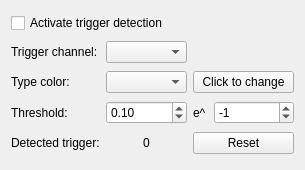
The window that libraries/disp/viewers/formfiles/triggerdetectionview.ui (mne-tools/mne-cpp) describes before a commit, drawn with Qt 5.
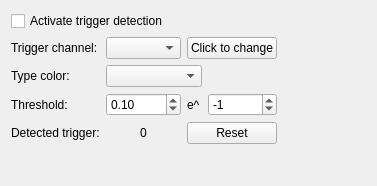
The same window after the commit.

Commit message: ENH: Add new scaling view ui file. Change some ui layouts. Make HPi plugin compile.

What changed in the file:
```diff
--- a/libraries/disp/viewers/formfiles/triggerdetectionview.ui
+++ b/libraries/disp/viewers/formfiles/triggerdetectionview.ui
@@ -6,8 +6,8 @@
    <rect>
     <x>0</x>
     <y>0</y>
-    <width>305</width>
-    <height>170</height>
+    <width>377</width>
+    <height>186</height>
    </rect>
   </property>
   <property name="sizePolicy">
@@ -29,6 +29,15 @@
    <string notr="true"/>
   </property>
   <layout class="QGridLayout" name="gridLayout">
+   <item row="0" column="0">
+    <layout class="QGridLayout" name="gridLayout_2">
+     <item row="1" column="0">
+      <widget class="QLabel" name="label_4">
+       <property name="text">
+        <string>Trigger channel:</string>
+       </property>
+      </widget>
+     </item>
    <item row="4" column="1">
     <widget class="QLabel" name="m_label_numberDetectedTriggers">
      <property name="text">
@@ -39,6 +48,13 @@
      </property>
     </widget>
    </item>
+     <item row="4" column="0">
+      <widget class="QLabel" name="label_9">
+       <property name="text">
+        <string>Detected trigger:</string>
+       </property>
+      </widget>
+     </item>
    <item row="3" column="1">
     <widget class="QDoubleSpinBox" name="m_doubleSpinBox_detectionThresholdFirst">
      <property name="minimum">
@@ -55,32 +71,6 @@
      </property>
     </widget>
    </item>
-   <item row="3" column="2">
-    <widget class="QLabel" name="label_6">
-     <property name="maximumSize">
-      <size>
-       <width>15</width>
-       <height>16777215</height>
-      </size>
-     </property>
-     <property name="text">
-      <string>e^</string>
-     </property>
-    </widget>
-   </item>
-   <item row="3" column="3">
-    <widget class="QSpinBox" name="m_spinBox_detectionThresholdSecond">
-     <property name="minimum">
-      <number>-100</number>
-     </property>
-     <property name="maximum">
-      <number>100</number>
-     </property>
-     <property name="value">
-      <number>-1</number>
-     </property>
-    </widget>
-   </item>
    <item row="2" column="0">
     <widget class="QLabel" name="label">
      <property name="text">
@@ -88,19 +78,9 @@
      </property>
     </widget>
    </item>
-   <item row="1" column="0">
-    <widget class="QLabel" name="label_4">
-     <property name="text">
-      <string>Trigger channel:</string>
-     </property>
-    </widget>
-   </item>
    <item row="1" column="1">
     <widget class="QComboBox" name="m_comboBox_triggerChannels"/>
    </item>
-   <item row="2" column="1">
-    <widget class="QComboBox" name="m_comboBox_triggerColorType"/>
-   </item>
    <item row="3" column="0">
     <widget class="QLabel" name="label_5">
      <property name="text">
@@ -108,20 +88,6 @@
      </property>
     </widget>
    </item>
-   <item row="4" column="0">
-    <widget class="QLabel" name="label_9">
-     <property name="text">
-      <string>Detected trigger:</string>
-     </property>
-    </widget>
-   </item>
-   <item row="2" column="2" colspan="2">
-    <widget class="QPushButton" name="m_pushButton_triggerColor">
-     <property name="text">
-      <string>Click to change</string>
-     </property>
-    </widget>
-   </item>
    <item row="4" column="2" colspan="2">
     <widget class="QPushButton" name="m_pushButton_resetNumberTriggers">
      <property name="text">
@@ -129,12 +95,76 @@
      </property>
     </widget>
    </item>
-   <item row="0" column="0" colspan="2">
+     <item row="1" column="2" colspan="2">
+      <widget class="QPushButton" name="m_pushButton_triggerColor">
+       <property name="text">
+        <string>Click to change</string>
+       </property>
+      </widget>
+     </item>
+     <item row="0" column="0" colspan="4">
     <widget class="QCheckBox" name="m_checkBox_activateTriggerDetection">
      <property name="text">
       <string>Activate trigger detection</string>
      </property>
     </widget>
+     </item>
+     <item row="3" column="2">
+      <widget class="QLabel" name="label_6">
+       <property name="maximumSize">
+        <size>
+         <width>15</width>
+         <height>16777215</height>
+        </size>
+       </property>
+       <property name="text">
+        <string>e^</string>
+       </property>
+      </widget>
+     </item>
+     <item row="3" column="3">
+      <widget class="QSpinBox" name="m_spinBox_detectionThresholdSecond">
+       <property name="minimum">
+        <number>-100</number>
+       </property>
+       <property name="maximum">
+        <number>100</number>
+       </property>
+       <property name="value">
+        <number>-1</number>
+       </property>
+      </widget>
+     </item>
+     <item row="2" column="1" colspan="2">
+      <widget class="QComboBox" name="m_comboBox_triggerColorType"/>
+     </item>
+    </layout>
+   </item>
+   <item row="0" column="1">
+    <spacer name="horizontalSpacer">
+     <property name="orientation">
+      <enum>Qt::Horizontal</enum>
+     </property>
+     <property name="sizeHint" stdset="0">
+      <size>
+       <width>40</width>
+       <height>20</height>
+      </size>
+     </property>
+    </spacer>
+   </item>
+   <item row="2" column="0">
+    <spacer name="verticalSpacer">
+     <property name="orientation">
+      <enum>Qt::Vertical</enum>
+     </property>
+     <property name="sizeHint" stdset="0">
+      <size>
+       <width>20</width>
+       <height>40</height>
+      </size>
+     </property>
+    </spacer>
    </item>
   </layout>
  </widget>
```
Lines whose indentation alone changed are shown as unchanged. The commit also changes 12 other files.
